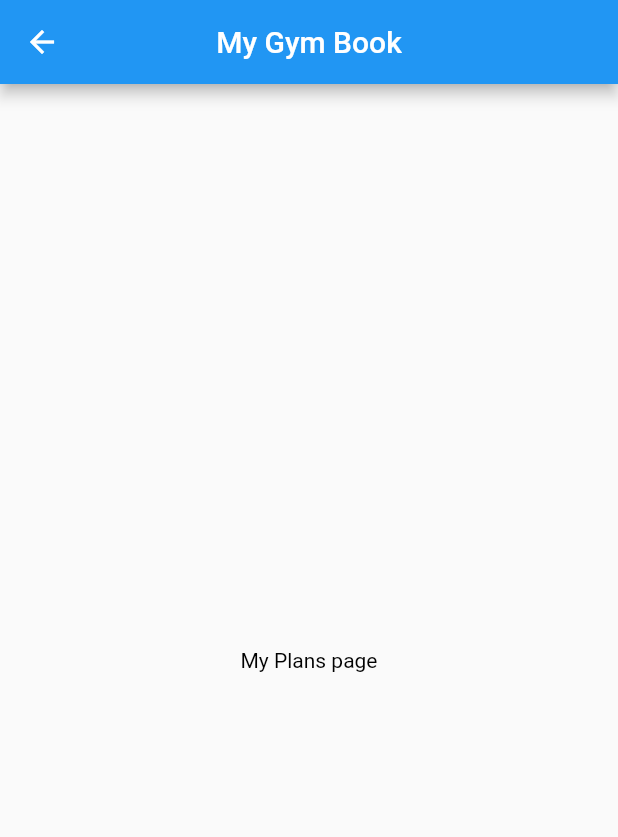
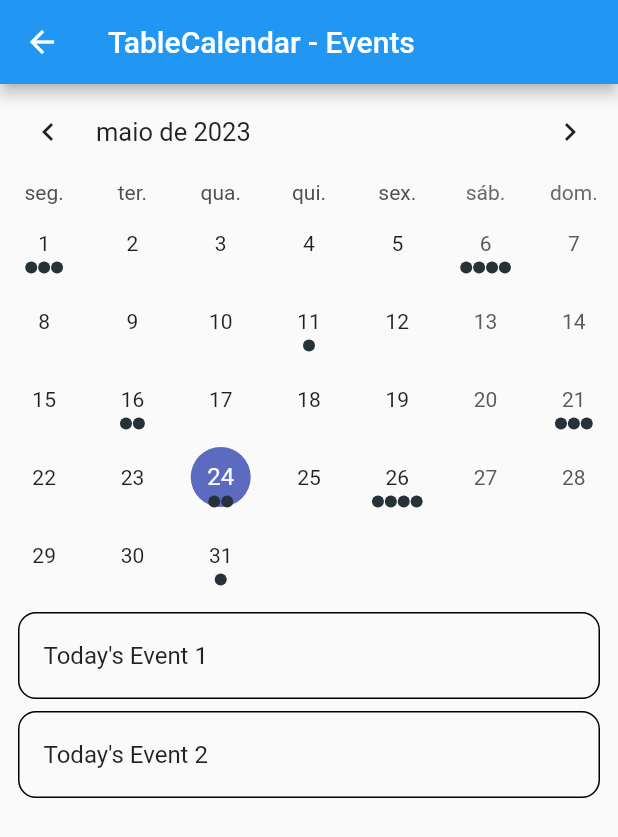
Before and after one commit to Baz-Development/my_gym_book, a Flutter app: the MyPlansScreen screen opened directly, on a phone screen of 412 x 824 dp. Shown: the top 837 px of the screen. Run offline on Flutter 3.47's test engine with Material 2 defaults, Android fonts, the phone set to English and light mode, and no system bars; drawn by our look-alikes of table_calendar; our stand-ins replace cloud_firestore, firebase_auth, firebase_core, flashy_tab_bar2, font_awesome_flutter, hexcolor and 1 more; missing offline and left inert: ternav_icons; accounts and stored records are empty.

Commit message:
feat: Table Calendar

```diff
--- a/lib/screens/my_plans/my_plan_screen.dart
+++ b/lib/screens/my_plans/my_plan_screen.dart
@@ -1,4 +1,8 @@
 import 'package:flutter/material.dart';
+import 'package:my_gym_book/utils.dart';
+import 'package:table_calendar/table_calendar.dart';
+import 'package:flutter_localizations/flutter_localizations.dart';
+import 'package:intl/date_symbol_data_local.dart';
 
 class MyPlansScreen extends StatefulWidget {
   const MyPlansScreen({super.key});
@@ -7,21 +11,139 @@
   _MyPlansScreenState createState() => _MyPlansScreenState();
 }
 class _MyPlansScreenState extends State<MyPlansScreen>{
+  late final ValueNotifier<List<Event>> _selectedEvents;
+  DateTime _focusedDay = DateTime.now();
+  DateTime? _selectedDay;
+  DateTime? _rangeStart;
+  DateTime? _rangeEnd;
+
+  @override
+  void initState() {
+    super.initState();
+    initializeDateFormatting("pt_BR", null);
+    _selectedDay = _focusedDay;
+    _selectedEvents = ValueNotifier(_getEventsForDay(_selectedDay!));
+  }
+
+  @override
+  void dispose() {
+    _selectedEvents.dispose();
+    super.dispose();
+  }
+
+  List<Event> _getEventsForDay(DateTime day) {
+    // Implementation example
+    return kEvents[day] ?? [];
+  }
+
+  List<Event> _getEventsForRange(DateTime start, DateTime end) {
+    // Implementation example
+    final days = daysInRange(start, end);
+
+    return [
+      for (final d in days) ..._getEventsForDay(d),
+    ];
+  }
+
+  void _onDaySelected(DateTime selectedDay, DateTime focusedDay) {
+    if (!isSameDay(_selectedDay, selectedDay)) {
+      setState(() {
+        _selectedDay = selectedDay;
+        _focusedDay = focusedDay;
+        _rangeStart = null; // Important to clean those
+        _rangeEnd = null;
+      });
+
+      _selectedEvents.value = _getEventsForDay(selectedDay);
+    }
+  }
+
+  void _onRangeSelected(DateTime? start, DateTime? end, DateTime focusedDay) {
+    setState(() {
+      _selectedDay = null;
+      _focusedDay = focusedDay;
+      _rangeStart = start;
+      _rangeEnd = end;
+    });
+
+    // `start` or `end` could be null
+    if (start != null && end != null) {
+      _selectedEvents.value = _getEventsForRange(start, end);
+    } else if (start != null) {
+      _selectedEvents.value = _getEventsForDay(start);
+    } else if (end != null) {
+      _selectedEvents.value = _getEventsForDay(end);
+    }
+  }
+
   @override
   Widget build(BuildContext context) {
     return Scaffold(
       appBar: AppBar(
-        title: const Text("My Gym Book"),
-        centerTitle: true,
+        title: const Text('TableCalendar - Events'),
       ),
-      body: const Center(
-        child: Text(
-          "My Plans page",
-          style: TextStyle(
-              color: Colors.black
-          ),
-        ),
+      body: Column(
+        children: [
+          buildTableCalendar(),
+          const SizedBox(height: 8.0),
+          buildEventList(),
+        ],
       ),
     );
   }
+
+  Expanded buildEventList() {
+    return Expanded(
+          child: ValueListenableBuilder<List<Event>>(
+            valueListenable: _selectedEvents,
+            builder: (context, value, _) {
+              return ListView.builder(
+                itemCount: value.length,
+                itemBuilder: (context, index) {
+                  return Container(
+                    margin: const EdgeInsets.symmetric(
+                      horizontal: 12.0,
+                      vertical: 4.0,
+                    ),
+                    decoration: BoxDecoration(
+                      border: Border.all(),
+                      borderRadius: BorderRadius.circular(12.0),
+                    ),
+                    child: ListTile(
+                      onTap: () => debugPrint('${value[index]}'),
+                      title: Text('${value[index]}'),
+                    ),
+                  );
+                },
+              );
+            },
+          ),
+        );
+  }
+
+  TableCalendar<Event> buildTableCalendar() {
+    return TableCalendar<Event>(
+          locale: 'pt_BR',
+          firstDay: kFirstDay,
+          lastDay: kLastDay,
+          focusedDay: _focusedDay,
+          selectedDayPredicate: (day) => isSameDay(_selectedDay, day),
+          rangeStartDay: _rangeStart,
+          rangeEndDay: _rangeEnd,
+          eventLoader: _getEventsForDay,
+          startingDayOfWeek: StartingDayOfWeek.monday,
+          calendarStyle: const CalendarStyle(
+            // Use `CalendarStyle` to customize the UI
+            outsideDaysVisible: false,
+          ),
+          availableCalendarFormats: const {
+            CalendarFormat.month: 'Mês'
+          },
+          onDaySelected: _onDaySelected,
+          onRangeSelected: _onRangeSelected,
+          onPageChanged: (focusedDay) {
+            _focusedDay = focusedDay;
+          },
+        );
+  }
 }
--- /dev/null
+++ b/lib/utils.dart
@@ -0,0 +1,52 @@
+// Copyright 2019 Aleksander Woźniak
+// SPDX-License-Identifier: Apache-2.0
+
+import 'dart:collection';
+
+import 'package:table_calendar/table_calendar.dart';
+
+/// Example event class.
+class Event {
+  final String title;
+
+  const Event(this.title);
+
+  @override
+  String toString() => title;
+}
+
+/// Example events.
+///
+/// Using a [LinkedHashMap] is highly recommended if you decide to use a map.
+final kEvents = LinkedHashMap<DateTime, List<Event>>(
+  equals: isSameDay,
+  hashCode: getHashCode,
+)..addAll(_kEventSource);
+
+final _kEventSource = Map.fromIterable(List.generate(50, (index) => index),
+    key: (item) => DateTime.utc(kFirstDay.year, kFirstDay.month, item * 5),
+    value: (item) => List.generate(
+        item % 4 + 1, (index) => Event('Event $item | ${index + 1}')))
+  ..addAll({
+    kToday: [
+      Event('Today\'s Event 1'),
+      Event('Today\'s Event 2'),
+    ],
+  });
+
+int getHashCode(DateTime key) {
+  return key.day * 1000000 + key.month * 10000 + key.year;
+}
+
+/// Returns a list of [DateTime] objects from [first] to [last], inclusive.
+List<DateTime> daysInRange(DateTime first, DateTime last) {
+  final dayCount = last.difference(first).inDays + 1;
+  return List.generate(
+    dayCount,
+    (index) => DateTime.utc(first.year, first.month, first.day + index),
+  );
+}
+
+final kToday = DateTime.now();
+final kFirstDay = DateTime(kToday.year, kToday.month - 3, kToday.day);
+final kLastDay = DateTime(kToday.year, kToday.month + 3, kToday.day);
--- a/pubspec.yaml
+++ b/pubspec.yaml
@@ -47,6 +47,8 @@
   fl_chart: ^0.36.1
   ternav_icons: ^1.0.0
   percent_indicator: ^4.2.2
+  table_calendar: ^3.0.1
+  flutter_localization: ^0.1.11
 
 dev_dependencies:
   flutter_test:
```
Also changed, not shown: lib/main.dart (+9 -0 lines), pubspec.lock.
